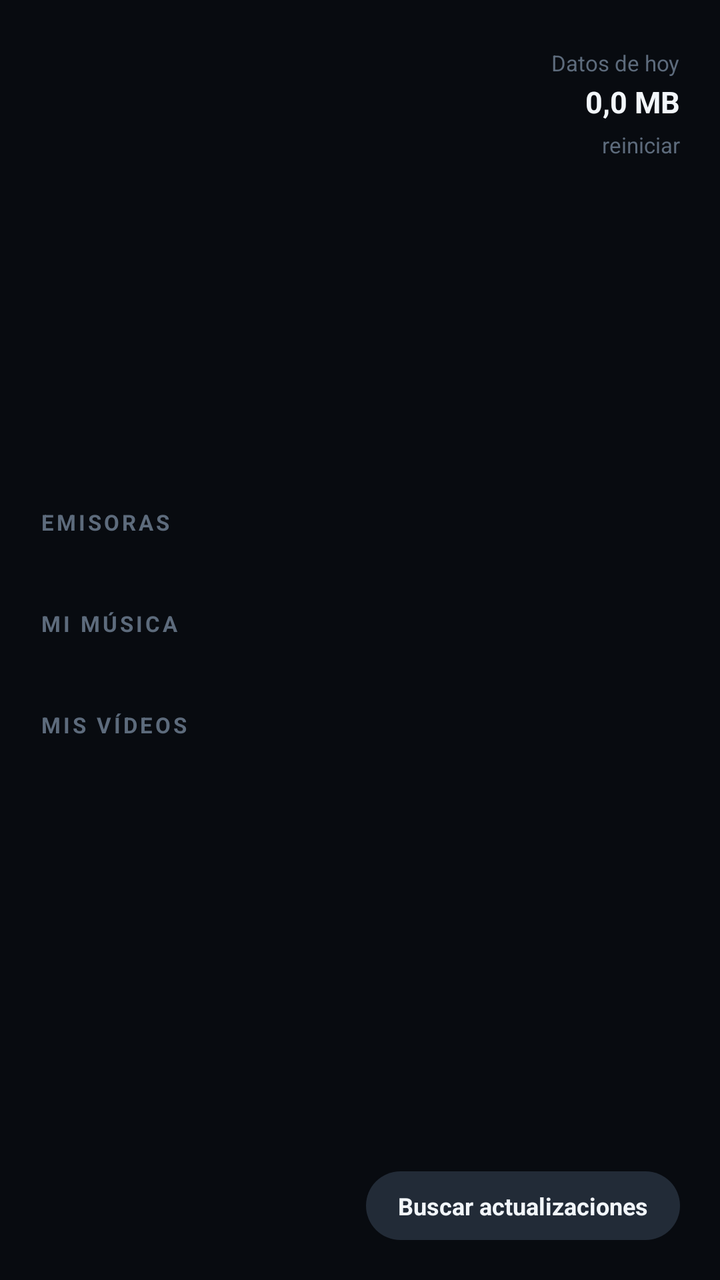
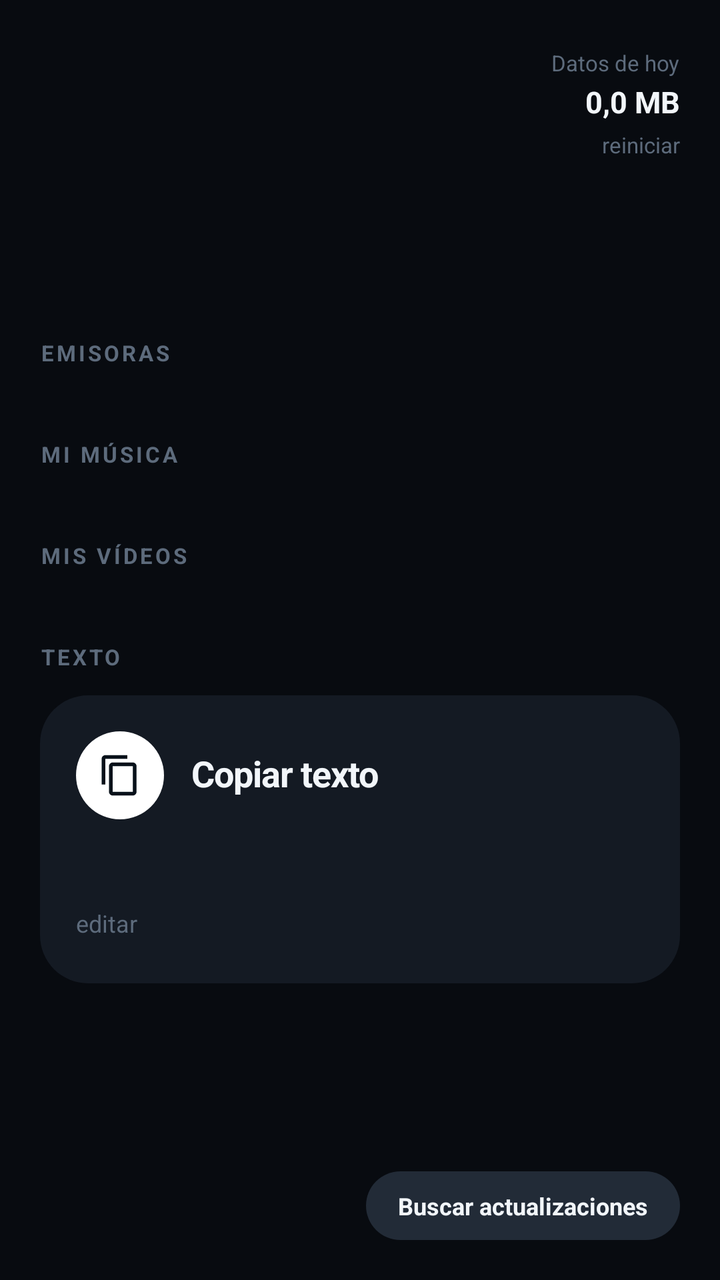

Two renders of the same Android screen: before a commit and after it. Below are the layout's source before the change and the commit's diff.
<!-- AndroidManifest.xml: application theme Theme.RadioCO -->
<!-- res/layout/activity_main.xml -->
<?xml version="1.0" encoding="utf-8"?>
<ScrollView xmlns:android="http://schemas.android.com/apk/res/android"
    android:layout_width="match_parent"
    android:layout_height="match_parent"
    android:background="@color/bg"
    android:fillViewport="true"
    android:scrollbars="none">

    <LinearLayout
        android:layout_width="match_parent"
        android:layout_height="match_parent"
        android:orientation="vertical"
        android:paddingStart="20dp"
        android:paddingTop="24dp"
        android:paddingEnd="20dp"
        android:paddingBottom="20dp">

        
        <LinearLayout
            android:layout_width="match_parent"
            android:layout_height="wrap_content"
            android:orientation="horizontal">

            <LinearLayout
                android:layout_width="0dp"
                android:layout_height="wrap_content"
                android:layout_weight="1"
                android:orientation="vertical">

                <TextView
                    android:id="@+id/tvClock"
                    android:layout_width="wrap_content"
                    android:layout_height="wrap_content"
                    android:includeFontPadding="false"
                    android:letterSpacing="-0.03"
                    android:textColor="@color/txt"
                    android:textSize="44sp"
                    android:textStyle="bold" />

                <TextView
                    android:id="@+id/tvDate"
                    android:layout_width="wrap_content"
                    android:layout_height="wrap_content"
                    android:layout_marginTop="4dp"
                    android:textColor="@color/dim"
                    android:textSize="13sp" />
            </LinearLayout>

            <LinearLayout
                android:layout_width="wrap_content"
                android:layout_height="wrap_content"
                android:gravity="end"
                android:orientation="vertical">

                <TextView
                    android:layout_width="wrap_content"
                    android:layout_height="wrap_content"
                    android:text="@string/data_today"
                    android:textColor="@color/dim2"
                    android:textSize="11sp" />

                <TextView
                    android:id="@+id/tvData"
                    android:layout_width="wrap_content"
                    android:layout_height="wrap_content"
                    android:layout_marginTop="2dp"
                    android:text="0,0 MB"
                    android:textColor="@color/txt"
                    android:textSize="15sp"
                    android:textStyle="bold" />

                <TextView
                    android:id="@+id/btnReset"
                    android:layout_width="wrap_content"
                    android:layout_height="wrap_content"
                    android:background="?attr/selectableItemBackground"
                    android:paddingTop="4dp"
                    android:paddingBottom="2dp"
                    android:text="@string/reset"
                    android:textColor="@color/dim2"
                    android:textSize="11sp" />
            </LinearLayout>
        </LinearLayout>

        
        <View
            android:layout_width="match_parent"
            android:layout_height="0dp"
            android:layout_weight="1"
            android:minHeight="28dp" />

        <TextView
            android:layout_width="wrap_content"
            android:layout_height="wrap_content"
            android:layout_marginBottom="12dp"
            android:letterSpacing="0.12"
            android:text="@string/stations_label"
            android:textAllCaps="true"
            android:textColor="@color/dim2"
            android:textSize="11sp"
            android:textStyle="bold" />

        <LinearLayout
            android:id="@+id/containerStations"
            android:layout_width="match_parent"
            android:layout_height="wrap_content"
            android:orientation="vertical" />

        
        <LinearLayout
            android:layout_width="match_parent"
            android:layout_height="wrap_content"
            android:layout_marginTop="24dp"
            android:layout_marginBottom="12dp"
            android:gravity="center_vertical"
            android:orientation="horizontal">

            <TextView
                android:layout_width="0dp"
                android:layout_height="wrap_content"
                android:layout_weight="1"
                android:letterSpacing="0.12"
                android:text="@string/music_label"
                android:textAllCaps="true"
                android:textColor="@color/dim2"
                android:textSize="11sp"
                android:textStyle="bold" />

            <TextView
                android:id="@+id/btnPlayAll"
                android:layout_width="wrap_content"
                android:layout_height="wrap_content"
                android:background="@drawable/pill_bg"
                android:paddingStart="14dp"
                android:paddingTop="8dp"
                android:paddingEnd="14dp"
                android:paddingBottom="8dp"
                android:text="@string/play_all"
                android:textColor="@color/txt"
                android:textSize="12sp"
                android:textStyle="bold"
                android:visibility="gone" />
        </LinearLayout>

        <LinearLayout
            android:id="@+id/containerMusic"
            android:layout_width="match_parent"
            android:layout_height="wrap_content"
            android:orientation="vertical" />

        
        <TextView
            android:layout_width="wrap_content"
            android:layout_height="wrap_content"
            android:layout_marginTop="24dp"
            android:layout_marginBottom="12dp"
            android:letterSpacing="0.12"
            android:text="@string/videos_label"
            android:textAllCaps="true"
            android:textColor="@color/dim2"
            android:textSize="11sp"
            android:textStyle="bold" />

        <LinearLayout
            android:id="@+id/containerVideos"
            android:layout_width="match_parent"
            android:layout_height="wrap_content"
            android:orientation="vertical" />

        
        <View
            android:layout_width="match_parent"
            android:layout_height="0dp"
            android:layout_weight="1.3"
            android:minHeight="16dp" />

        
        <LinearLayout
            android:layout_width="match_parent"
            android:layout_height="wrap_content"
            android:orientation="vertical">

            <LinearLayout
                android:layout_width="match_parent"
                android:layout_height="wrap_content"
                android:gravity="center_vertical"
                android:orientation="horizontal">

                <TextView
                    android:id="@+id/tvVersion"
                    android:layout_width="0dp"
                    android:layout_height="wrap_content"
                    android:layout_weight="1"
                    android:textColor="@color/dim2"
                    android:textSize="12sp" />

                <TextView
                    android:id="@+id/btnUpdate"
                    android:layout_width="wrap_content"
                    android:layout_height="wrap_content"
                    android:background="@drawable/pill_bg"
                    android:paddingStart="16dp"
                    android:paddingTop="9dp"
                    android:paddingEnd="16dp"
                    android:paddingBottom="9dp"
                    android:text="@string/check_updates"
                    android:textColor="@color/txt"
                    android:textSize="12sp"
                    android:textStyle="bold" />
            </LinearLayout>

            <TextView
                android:id="@+id/tvUpdateStatus"
                android:layout_width="match_parent"
                android:layout_height="wrap_content"
                android:layout_marginTop="8dp"
                android:textColor="@color/dim"
                android:textSize="12sp"
                android:visibility="gone" />

            <ProgressBar
                android:id="@+id/pbUpdate"
                style="?android:attr/progressBarStyleHorizontal"
                android:layout_width="match_parent"
                android:layout_height="wrap_content"
                android:layout_marginTop="8dp"
                android:max="100"
                android:visibility="gone" />
        </LinearLayout>
    </LinearLayout>
</ScrollView>
<!-- resources referenced by this layout -->
<resources>
  <color name="bg">#FF080B10</color>
  <color name="dim">#FF8494A6</color>
  <color name="dim2">#FF5D6B7C</color>
  <color name="txt">#FFF2F6FA</color>
  <!-- drawable pill_bg (drawable) -->
  <?xml version="1.0" encoding="utf-8"?>
  <shape xmlns:android="http://schemas.android.com/apk/res/android"
      android:shape="rectangle">
      <solid android:color="@color/pill" />
      <corners android:radius="100dp" />
  </shape>
  <string name="check_updates">Buscar actualizaciones</string>
  <string name="data_today">Datos de hoy</string>
  <string name="music_label">Mi música</string>
  <string name="play_all">Reproducir todo</string>
  <string name="reset">reiniciar</string>
  <string name="stations_label">Emisoras</string>
  <string name="videos_label">Mis vídeos</string>
  <style name="Theme.RadioCO" parent="Theme.Material3.Dark.NoActionBar">
          <item name="colorPrimary">@color/accent_mega</item>
          <item name="colorOnPrimary">@color/on_accent</item>
          <item name="android:windowBackground">@color/bg</item>
          <item name="android:statusBarColor">@color/bg</item>
          <item name="android:navigationBarColor">@color/bg</item>
          <item name="android:textColorPrimary">@color/txt</item>
          <item name="android:textColorSecondary">@color/dim</item>
          <item name="android:windowLightStatusBar" tools:targetApi="m">false</item>
      </style>
  <color name="pill">#FF222B37</color>
  <color name="accent_mega">#FF48C6F5</color>
  <color name="on_accent">#FF08111A</color>
</resources>

<!-- the commit's change to res/layout/activity_main.xml (unified diff, before → after) -->
@@ -168,6 +168,91 @@
             android:orientation="vertical" />
 
         
+        <TextView
+            android:layout_width="wrap_content"
+            android:layout_height="wrap_content"
+            android:layout_marginTop="24dp"
+            android:layout_marginBottom="12dp"
+            android:letterSpacing="0.12"
+            android:text="@string/text_label"
+            android:textAllCaps="true"
+            android:textColor="@color/dim2"
+            android:textSize="11sp"
+            android:textStyle="bold" />
+
+        <LinearLayout
+            android:id="@+id/cardText"
+            android:layout_width="match_parent"
+            android:layout_height="wrap_content"
+            android:background="@drawable/card_bg"
+            android:clickable="true"
+            android:focusable="true"
+            android:orientation="vertical"
+            android:padding="18dp">
+
+            <LinearLayout
+                android:layout_width="match_parent"
+                android:layout_height="wrap_content"
+                android:gravity="center_vertical"
+                android:orientation="horizontal">
+
+                <FrameLayout
+                    android:layout_width="44dp"
+                    android:layout_height="44dp">
+
+                    <View
+                        android:id="@+id/textIconBg"
+                        android:layout_width="match_parent"
+                        android:layout_height="match_parent"
+                        android:background="@drawable/circle" />
+
+                    <ImageView
+                        android:layout_width="22dp"
+                        android:layout_height="22dp"
+                        android:layout_gravity="center"
+                        android:contentDescription="@string/text_copy"
+                        android:src="@drawable/ic_copy"
+                        android:tint="@color/on_accent" />
+                </FrameLayout>
+
+                <TextView
+                    android:layout_width="0dp"
+                    android:layout_height="wrap_content"
+                    android:layout_marginStart="14dp"
+                    android:layout_weight="1"
+                    android:includeFontPadding="false"
+                    android:letterSpacing="-0.02"
+                    android:text="@string/text_copy"
+                    android:textColor="@color/txt"
+                    android:textSize="18sp"
+                    android:textStyle="bold" />
+            </LinearLayout>
+
+            <TextView
+                android:id="@+id/tvTextPreview"
+                android:layout_width="match_parent"
+                android:layout_height="wrap_content"
+                android:layout_marginTop="12dp"
+                android:ellipsize="end"
+                android:maxLines="3"
+                android:textColor="@color/dim"
+                android:textSize="13sp" />
+
+            <TextView
+                android:id="@+id/btnEditText"
+                android:layout_width="wrap_content"
+                android:layout_height="wrap_content"
+                android:layout_marginTop="10dp"
+                android:background="?attr/selectableItemBackground"
+                android:paddingTop="4dp"
+                android:paddingEnd="8dp"
+                android:paddingBottom="4dp"
+                android:text="@string/text_edit"
+                android:textColor="@color/dim2"
+                android:textSize="12sp" />
+        </LinearLayout>
+
+        
         <View
             android:layout_width="match_parent"
             android:layout_height="0dp"
<!-- resource entries referenced after the edit -->
@@ -4,6 +4,33 @@
   <color name="dim">#FF8494A6</color>
   <color name="dim2">#FF5D6B7C</color>
   <color name="txt">#FFF2F6FA</color>
+  <!-- drawable card_bg (drawable) -->
+  <?xml version="1.0" encoding="utf-8"?>
+  <shape xmlns:android="http://schemas.android.com/apk/res/android"
+      android:shape="rectangle">
+      <solid android:color="@color/card" />
+      <corners android:radius="24dp" />
+  </shape>
+  <!-- drawable circle (drawable) -->
+  <?xml version="1.0" encoding="utf-8"?>
+  <shape xmlns:android="http://schemas.android.com/apk/res/android"
+      android:shape="oval">
+      <solid android:color="#FFFFFFFF" />
+  </shape>
+  <!-- drawable ic_copy (drawable) -->
+  <vector xmlns:android="http://schemas.android.com/apk/res/android"
+      android:width="24dp"
+      android:height="24dp"
+      android:viewportWidth="24"
+      android:viewportHeight="24">
+      
+      <path
+          android:fillColor="@android:color/white"
+          android:pathData="M16,1H4C2.9,1 2,1.9 2,3v14h2V3h12V1z" />
+      <path
+          android:fillColor="@android:color/white"
+          android:pathData="M19,5H8C6.9,5 6,5.9 6,7v14c0,1.1 0.9,2 2,2h11c1.1,0 2,-0.9 2,-2V7C21,5.9 20.1,5 19,5zM19,21H8V7h11V21z" />
+  </vector>
   <!-- drawable pill_bg (drawable) -->
   <?xml version="1.0" encoding="utf-8"?>
   <shape xmlns:android="http://schemas.android.com/apk/res/android"
@@ -17,6 +44,9 @@
   <string name="play_all">Reproducir todo</string>
   <string name="reset">reiniciar</string>
   <string name="stations_label">Emisoras</string>
+  <string name="text_copy">Copiar texto</string>
+  <string name="text_edit">editar</string>
+  <string name="text_label">Texto</string>
   <string name="videos_label">Mis vídeos</string>
   <style name="Theme.RadioCO" parent="Theme.Material3.Dark.NoActionBar">
           <item name="colorPrimary">@color/accent_mega</item>
@@ -28,6 +58,7 @@
           <item name="android:textColorSecondary">@color/dim</item>
           <item name="android:windowLightStatusBar" tools:targetApi="m">false</item>
       </style>
+  <color name="card">#FF141A23</color>
   <color name="pill">#FF222B37</color>
   <color name="accent_mega">#FF48C6F5</color>
   <color name="on_accent">#FF08111A</color>
